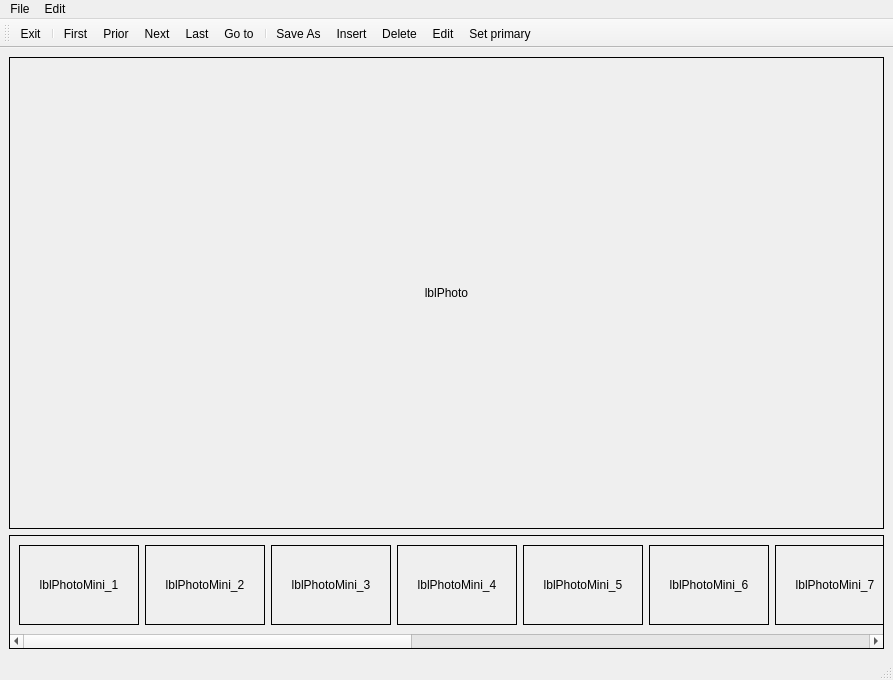
First picture: the form in Forms/CAlbum.ui, repository skynowa/xxxdb, before the edit.
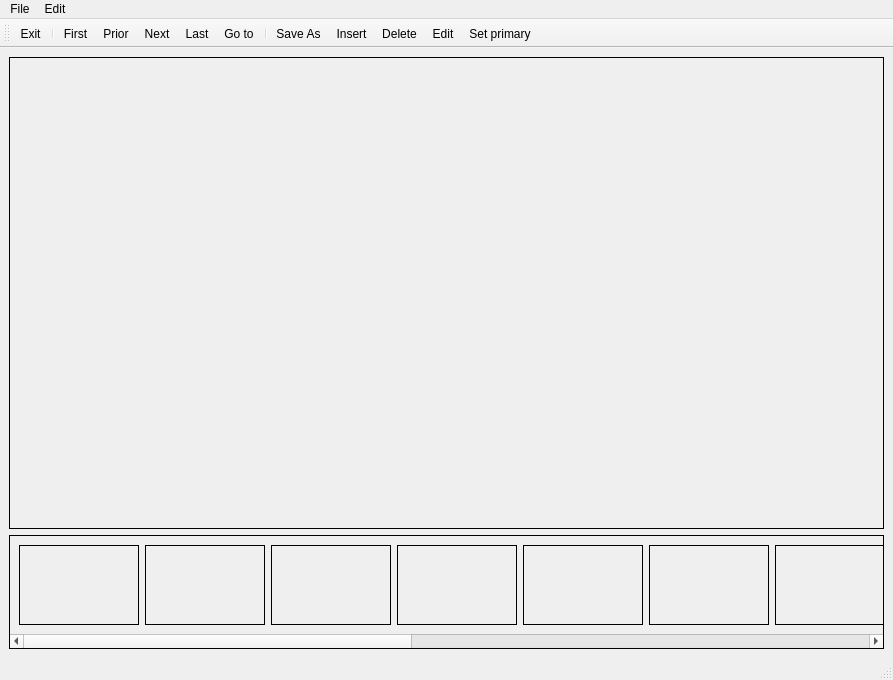
Second picture: the form after the edit. Icons and pictures are not drawn.

```diff
--- a/Forms/CAlbum.ui
+++ b/Forms/CAlbum.ui
@@ -26,9 +26,6 @@
       <property name="frameShape">
        <enum>QFrame::Box</enum>
       </property>
-      <property name="text">
-       <string>lblPhoto</string>
-      </property>
       <property name="alignment">
        <set>Qt::AlignCenter</set>
       </property>
@@ -72,7 +69,7 @@
          <x>0</x>
          <y>0</y>
          <width>1902</width>
-         <height>100</height>
+         <height>98</height>
         </rect>
        </property>
        <layout class="QGridLayout" name="gridLayout_3">
@@ -93,9 +90,6 @@
           <property name="frameShape">
            <enum>QFrame::Box</enum>
           </property>
-          <property name="text">
-           <string>lblPhotoMini_1</string>
-          </property>
           <property name="alignment">
            <set>Qt::AlignCenter</set>
           </property>
@@ -118,9 +112,6 @@
           <property name="frameShape">
            <enum>QFrame::Box</enum>
           </property>
-          <property name="text">
-           <string>lblPhotoMini_2</string>
-          </property>
           <property name="alignment">
            <set>Qt::AlignCenter</set>
           </property>
@@ -143,9 +134,6 @@
           <property name="frameShape">
            <enum>QFrame::Box</enum>
           </property>
-          <property name="text">
-           <string>lblPhotoMini_3</string>
-          </property>
           <property name="alignment">
            <set>Qt::AlignCenter</set>
           </property>
@@ -168,9 +156,6 @@
           <property name="frameShape">
            <enum>QFrame::Box</enum>
           </property>
-          <property name="text">
-           <string>lblPhotoMini_4</string>
-          </property>
           <property name="alignment">
            <set>Qt::AlignCenter</set>
           </property>
@@ -193,9 +178,6 @@
           <property name="frameShape">
            <enum>QFrame::Box</enum>
           </property>
-          <property name="text">
-           <string>lblPhotoMini_5</string>
-          </property>
           <property name="alignment">
            <set>Qt::AlignCenter</set>
           </property>
@@ -218,9 +200,6 @@
           <property name="frameShape">
            <enum>QFrame::Box</enum>
           </property>
-          <property name="text">
-           <string>lblPhotoMini_6</string>
-          </property>
           <property name="alignment">
            <set>Qt::AlignCenter</set>
           </property>
@@ -243,9 +222,6 @@
           <property name="frameShape">
            <enum>QFrame::Box</enum>
           </property>
-          <property name="text">
-           <string>lblPhotoMini_7</string>
-          </property>
           <property name="alignment">
            <set>Qt::AlignCenter</set>
           </property>
```
Left out of the diff: 24 changed lines with no effect on the pictures.
